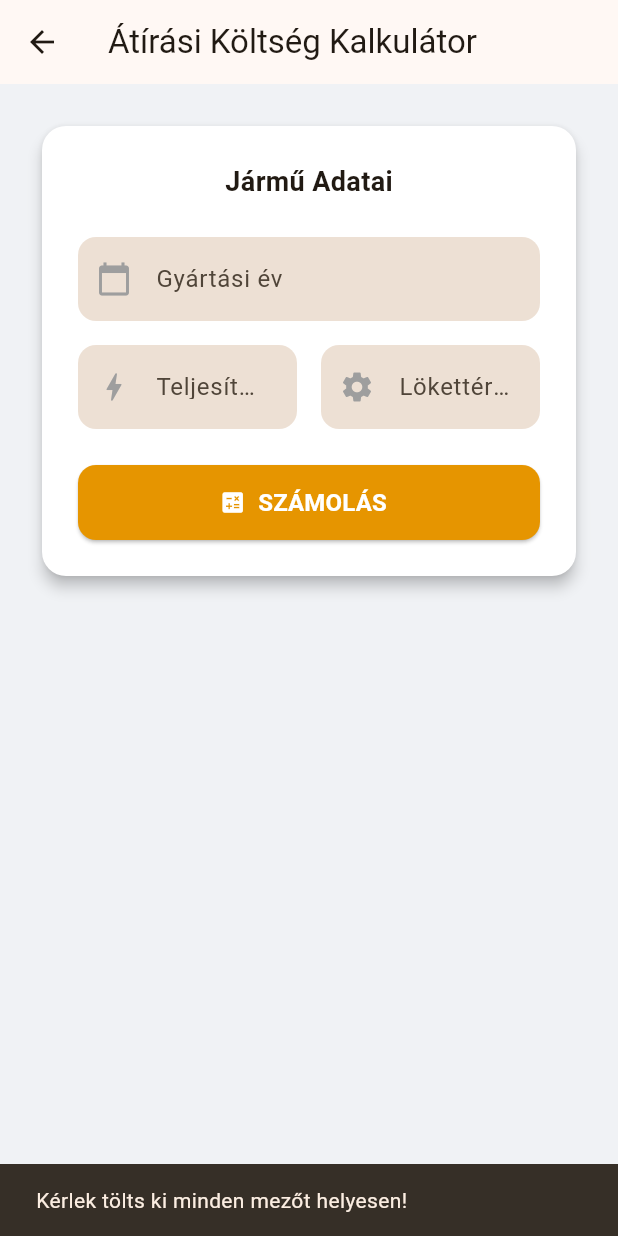
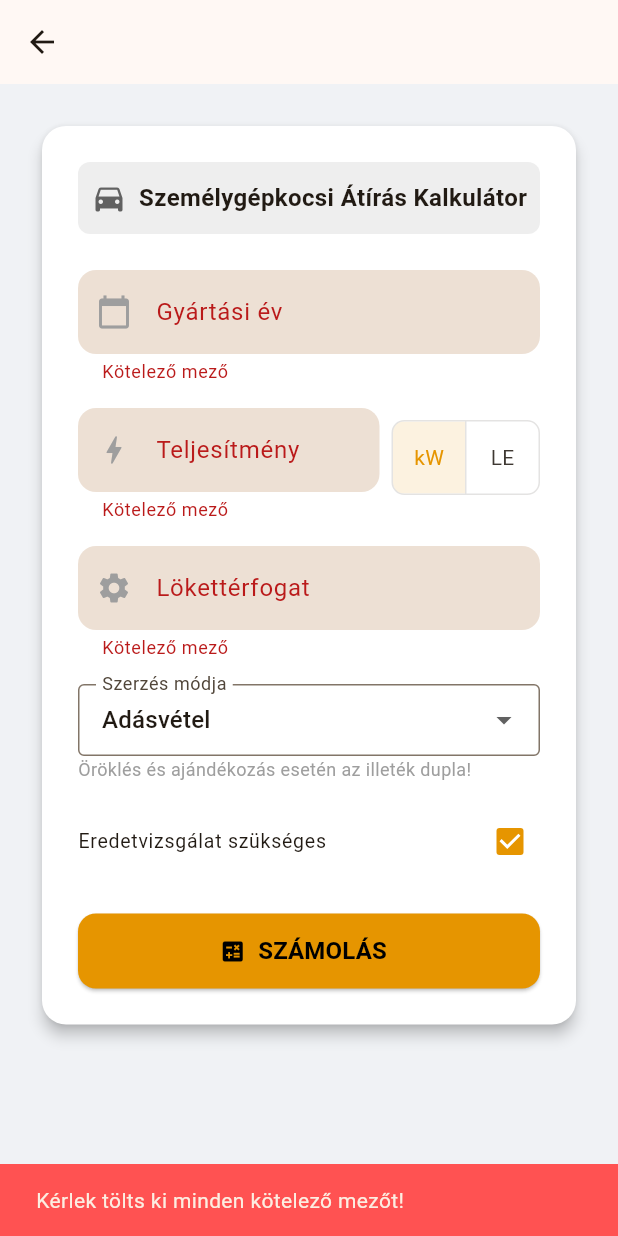
Before and after one commit to shiftyy09/webmentes, a Flutter app: the TransferCostCalculatorPage screen opened directly, after a tap on "SZÁMOLÁS", on a phone screen of 412 x 824 dp. Run offline on Flutter 3.47's test engine with Material 3 defaults, Android fonts, the phone set to English and light mode, and no system bars; our stand-ins replace cloud_firestore, connectivity_plus, firebase_auth, firebase_core, flutter_riverpod, google_sign_in and 3 more; missing offline and left inert: firebase_app_check; accounts and stored records are empty.

Commit message:
Kalkulátor javitása

```diff
--- a/lib/ui/calculators/transfer_cost_page.dart
+++ b/lib/ui/calculators/transfer_cost_page.dart
@@ -11,9 +11,15 @@ class TransferCostCalculatorPage extends StatefulWidget {
 }
 
 class _TransferCostCalculatorPageState extends State<TransferCostCalculatorPage> {
+  final _formKey = GlobalKey<FormState>();
   final _yearController = TextEditingController();
-  final _kwController = TextEditingController();
+  final _powerController = TextEditingController();
   final _cm3Controller = TextEditingController();
+
+  final String _jarmuTipusa = 'szemelygepkocsi'; // Fixen csak személygépkocsi
+  String _szerzesMod = 'adasvetel';
+  bool _eredetvizsgaSzukseges = true;
+  bool _isKw = true;
 
   int? _eredetvizsga;
   int? _illetek;
@@ -21,62 +27,57 @@ class _TransferCostCalculatorPageState extends State<TransferCostCalculatorPage>
   final int _torzskonyv = 6000;
   int? _total;
 
+  @override
+  void dispose() {
+    _yearController.dispose();
+    _powerController.dispose();
+    _cm3Controller.dispose();
+    super.dispose();
+  }
+
   void _calculate() {
-    final year = int.tryParse(_yearController.text);
-    final kw = int.tryParse(_kwController.text);
-    final cm3 = int.tryParse(_cm3Controller.text);
-
-    if (year == null || kw == null || cm3 == null) {
+    if (!_formKey.currentState!.validate()) {
       ScaffoldMessenger.of(context).showSnackBar(
-        const SnackBar(content: Text('Kérlek tölts ki minden mezőt helyesen!')),
+        const SnackBar(content: Text('Kérlek tölts ki minden kötelező mezőt!'), backgroundColor: Colors.redAccent),
       );
       return;
     }
 
-    // Eredetvizsga
-    int eredetAr = 0;
-    if (cm3 <= 1400) {
-      eredetAr = 17000;
-    } else if (cm3 <= 2000) {
-      eredetAr = 18500;
-    } else {
-      eredetAr = 20000;
+    final year = int.parse(_yearController.text);
+    final power = int.tryParse(_powerController.text) ?? 0;
+    final cm3 = int.tryParse(_cm3Controller.text) ?? 0;
+    final isDoubled = _szerzesMod != 'adasvetel';
+
+    // 1. EREDETIVIZSGA (a leírásod alapján)
+    int eredetvizsgaDij = 0;
+    if (_eredetvizsgaSzukseges) {
+        if (cm3 <= 1400) eredetvizsgaDij = 22950;
+        else if (cm3 <= 2000) eredetvizsgaDij = 24975;
+        else eredetvizsgaDij = 27000;
     }
 
-    // Vagyonszerzési illeték
+    // 2. VAGYONSZERZÉSI ILLETÉK (a leírásod alapján)
+    final int kw = _isKw ? power : (power / 1.36).round();
     final currentYear = DateTime.now().year;
     final age = currentYear - year;
+    int illetekAlap = 0;
 
     int rate = 0;
+    if (age <= 3) {
+      if (kw <= 40) rate = 550; else if (kw <= 80) rate = 650; else if (kw <= 120) rate = 750; else rate = 850;
+    } else if (age >= 4 && age <= 8) {
+      if (kw <= 40) rate = 450; else if (kw <= 80) rate = 550; else if (kw <= 120) rate = 650; else rate = 750;
+    } else { // 8 év felett
+      if (kw <= 40) rate = 300; else if (kw <= 80) rate = 450; else if (kw <= 120) rate = 550; else rate = 650;
+    }
+    illetekAlap = kw * rate;
 
-    if (age <= 3) {
-      if (kw <= 40) rate = 345;
-      else if (kw <= 80) rate = 450;
-      else if (kw <= 120) rate = 550;
-      else rate = 850;
-    } else if (age <= 8) {
-      if (kw <= 40) rate = 300;
-      else if (kw <= 80) rate = 395;
-      else if (kw <= 120) rate = 450;
-      else rate = 650;
-    } else if (age <= 12) {
-       if (kw <= 40) rate = 230;
-      else if (kw <= 80) rate = 300;
-      else if (kw <= 120) rate = 300;
-      else rate = 460;
-    } else {
-      if (kw <= 40) rate = 185;
-      else if (kw <= 80) rate = 230;
-      else if (kw <= 120) rate = 230;
-      else rate = 345;
-    }
-
-    final illetekAr = kw * rate;
+    final illetekAr = isDoubled ? illetekAlap * 2 : illetekAlap;
 
     setState(() {
-      _eredetvizsga = eredetAr;
+      _eredetvizsga = eredetvizsgaDij;
       _illetek = illetekAr;
-      _total = eredetAr + illetekAr + _forgalmi + _torzskonyv;
+      _total = eredetvizsgaDij + illetekAr + _forgalmi + _torzskonyv;
     });
   }
 
@@ -86,67 +87,94 @@ class _TransferCostCalculatorPageState extends State<TransferCostCalculatorPage>
     final numberFormat = NumberFormat.decimalPattern('hu_HU');
 
     return Scaffold(
-      appBar: AppBar(
-        title: const Text('Átírási Költség Kalkulátor'),
-      ),
+      appBar: AppBar(), // CÍM ELTÁVOLÍTVA
       body: SingleChildScrollView(
         padding: const EdgeInsets.all(24.0),
         child: Center(
           child: ConstrainedBox(
             constraints: const BoxConstraints(maxWidth: 600),
+            child: Form(
+              key: _formKey,
               child: Column(
                 crossAxisAlignment: CrossAxisAlignment.stretch,
                 children: [
-                // INPUT KÁRTYA
                   Card(
                     elevation: 4,
                     shape: RoundedRectangleBorder(borderRadius: BorderRadius.circular(16)),
                     child: Padding(
                       padding: const EdgeInsets.all(24.0),
                       child: Column(
+                        crossAxisAlignment: CrossAxisAlignment.start,
                         children: [
-                        const Text(
-                          'Jármű Adatai',
-                          style: TextStyle(fontSize: 18, fontWeight: FontWeight.bold),
+                          // JAVÍTVA: Chip helyett teljes szélességű Container
+                          Container(
+                            width: double.infinity,
+                            padding: const EdgeInsets.symmetric(vertical: 12),
+                            decoration: BoxDecoration(
+                              color: Colors.grey[200],
+                              borderRadius: BorderRadius.circular(8),
+                            ),
+                            child: Row(
+                              mainAxisAlignment: MainAxisAlignment.center,
+                              children: [
+                                Icon(Icons.directions_car, color: Colors.grey[700]),
+                                const SizedBox(width: 8),
+                                const Text('Személygépkocsi Átírás Kalkulátor', style: TextStyle(fontWeight: FontWeight.bold, fontSize: 16)),
+                              ],
+                            ),
                           ),
                           const SizedBox(height: 24),
-                        _buildInputField(controller: _yearController, label: 'Gyártási év', icon: Icons.calendar_today, suffix: 'év'),
+                          _buildInputField(controller: _yearController, label: 'Gyártási év', icon: Icons.calendar_today, isRequired: true),
                           const SizedBox(height: 16),
                           Row(
+                            crossAxisAlignment: CrossAxisAlignment.start,
                             children: [
-                            Expanded(child: _buildInputField(controller: _kwController, label: 'Teljesítmény', icon: Icons.bolt, suffix: 'kW')),
-                            const SizedBox(width: 16),
-                            // JAVÍTVA: Icons.settings használata Icons.engine helyett
-                            Expanded(child: _buildInputField(controller: _cm3Controller, label: 'Lökettérfogat', icon: Icons.settings, suffix: 'cm³')),
+                              Expanded(child: _buildInputField(controller: _powerController, label: 'Teljesítmény', icon: Icons.bolt, suffix: _isKw ? 'kW' : 'LE', isRequired: true)),
+                              const SizedBox(width: 8),
+                              Padding(padding: const EdgeInsets.only(top: 8.0), child: ToggleButtons(isSelected: [_isKw, !_isKw], onPressed: (i) => setState(() => _isKw = i == 0), borderRadius: BorderRadius.circular(8), children: const [Padding(padding: EdgeInsets.symmetric(horizontal: 8), child: Text('kW')), Padding(padding: EdgeInsets.symmetric(horizontal: 8), child: Text('LE'))])),
                             ],
+                          ),
+                           const SizedBox(height: 16),
+                          _buildInputField(controller: _cm3Controller, label: 'Lökettérfogat', icon: Icons.settings, suffix: 'cm³', isRequired: true),
+                          const SizedBox(height: 16),
+                           _buildDropdownField('Szerzés módja', _szerzesMod, {'adasvetel': 'Adásvétel', 'orokles': 'Öröklés', 'ajandekazas': 'Ajándékozás'}, (v) => setState(()=> _szerzesMod=v!)),
+                           const Text('Öröklés és ajándékozás esetén az illeték dupla!', style: TextStyle(fontSize: 12, color: Colors.grey)),
+                           const SizedBox(height: 16),
+                          CheckboxListTile(
+                            title: const Text('Eredetvizsgálat szükséges'),
+                            value: _eredetvizsgaSzukseges,
+                            onChanged: (val) => setState(() => _eredetvizsgaSzukseges = val!),
+                            dense: true,
+                            contentPadding: EdgeInsets.zero,
                           ),
                           const SizedBox(height: 24),
                           SizedBox(
-                          width: double.infinity,
-                          height: 50,
+                            width: double.infinity, height: 50,
                             child: ElevatedButton.icon(
                               onPressed: _calculate,
                               icon: const Icon(Icons.calculate),
                               label: const Text('SZÁMOLÁS', style: TextStyle(fontWeight: FontWeight.bold, fontSize: 16)),
-                            style: ElevatedButton.styleFrom(
-                              backgroundColor: theme.colorScheme.primary,
-                              foregroundColor: theme.colorScheme.onPrimary,
-                              shape: RoundedRectangleBorder(borderRadius: BorderRadius.circular(12)),
-                            ),
+                              style: ElevatedButton.styleFrom(backgroundColor: const Color(0xFFE69500), foregroundColor: Colors.black, shape: RoundedRectangleBorder(borderRadius: BorderRadius.circular(12))),
                             ),
                           ),
                         ],
                       ),
                     ),
                   ),
+                  const SizedBox(height: 24),
+                  if (_total != null) _buildResultsCard(numberFormat, theme),
+                ],
+              ),
+            ),
+          ),
+        ),
+      ),
+    );
+  }
 
-                const SizedBox(height: 24),
-
-                // EREDMÉNY KÁRTYA
-                if (_total != null)
-                  Card(
-                    color: const Color(0xFF1E1E1E), // Sötét kártya az eredménynek
-                    elevation: 8,
+  Widget _buildResultsCard(NumberFormat numberFormat, ThemeData theme) {
+    return Card(
+      color: const Color(0xFF1E1E1E), elevation: 8,
       shape: RoundedRectangleBorder(borderRadius: BorderRadius.circular(16)),
       child: Padding(
         padding: const EdgeInsets.all(24.0),
@@ -154,38 +182,28 @@ class _TransferCostCalculatorPageState extends State<TransferCostCalculatorPage>
           children: [
             const Text('Összesen fizetendő', style: TextStyle(color: Colors.white70, fontSize: 16)),
             const SizedBox(height: 8),
-                          Text(
-                            '${numberFormat.format(_total)} Ft',
-                            style: TextStyle(color: theme.colorScheme.primary, fontSize: 36, fontWeight: FontWeight.bold),
-                          ),
+            Text('${numberFormat.format(_total)} Ft', style: const TextStyle(color: Color(0xFFE69500), fontSize: 36, fontWeight: FontWeight.bold)),
             const Divider(color: Colors.white24, height: 40),
-                          _buildResultRow('Eredetvizsga', _eredetvizsga!),
-                          _buildResultRow('Vagyonszerzési illeték', _illetek!),
+            _buildResultRow('Eredetvizsga', _eredetvizsga ?? 0),
+            _buildResultRow('Vagyonszerzési illeték', _illetek ?? 0),
             _buildResultRow('Új forgalmi engedély', _forgalmi),
             _buildResultRow('Törzskönyv', _torzskonyv),
-                          const Divider(color: Colors.white24, height: 40),
-                          const Text('Eloszlás helyileg:', style: TextStyle(color: Colors.white, fontWeight: FontWeight.bold)),
-                          const SizedBox(height: 12),
-                          _buildResultRow('Eredetvizsgánál fizetendő', _eredetvizsga!, color: Colors.orangeAccent),
-                          _buildResultRow('Kormányablakban fizetendő', _illetek! + _forgalmi + _torzskonyv, color: Colors.blueAccent),
           ],
-                      ),
-                    ),
-                  ),
-              ],
-            ),
-          ),
         ),
       ),
     );
   }
 
-  Widget _buildInputField({
-    required TextEditingController controller,
-    required String label,
-    required IconData icon,
-    required String suffix,
-  }) {
+  Widget _buildDropdownField(String label, String currentValue, Map<String, String> items, ValueChanged<String?> onChanged) {
+    return DropdownButtonFormField<String>(
+      value: currentValue,
+      items: items.entries.map((e) => DropdownMenuItem(value: e.key, child: Text(e.value))).toList(),
+      onChanged: onChanged,
+      decoration: InputDecoration(labelText: label, border: const OutlineInputBorder(), contentPadding: const EdgeInsets.symmetric(horizontal: 12, vertical: 10)),
+    );
+  }
+
+  Widget _buildInputField({required TextEditingController controller, required String label, required IconData icon, String? suffix, bool isRequired = false}) {
     return TextFormField(
       controller: controller,
       keyboardType: TextInputType.number,
@@ -195,9 +213,12 @@ class _TransferCostCalculatorPageState extends State<TransferCostCalculatorPage>
         prefixIcon: Icon(icon, color: Colors.grey),
         suffixText: suffix,
         filled: true,
-        // fillColor: Colors.white, // Opcionális, ha a háttér nem fehér
         border: OutlineInputBorder(borderRadius: BorderRadius.circular(12), borderSide: BorderSide.none),
       ),
+      validator: (value) {
+        if (isRequired && (value == null || value.isEmpty)) return 'Kötelező mező';
+        return null;
+      },
     );
   }
 
@@ -209,10 +230,7 @@ class _TransferCostCalculatorPageState extends State<TransferCostCalculatorPage>
         mainAxisAlignment: MainAxisAlignment.spaceBetween,
         children: [
           Text(label, style: const TextStyle(color: Colors.white70, fontSize: 15)),
-          Text(
-            '${numberFormat.format(value)} Ft',
-            style: TextStyle(color: color ?? Colors.white, fontWeight: FontWeight.bold, fontSize: 16),
-          ),
+          Text('${numberFormat.format(value)} Ft', style: TextStyle(color: color ?? Colors.white, fontWeight: FontWeight.bold, fontSize: 16)),
         ],
       ),
     );
```
Also changed, not shown: lib/services/statistics_service.dart (+50 -29 lines). Lines whose indentation alone changed are shown as unchanged.
